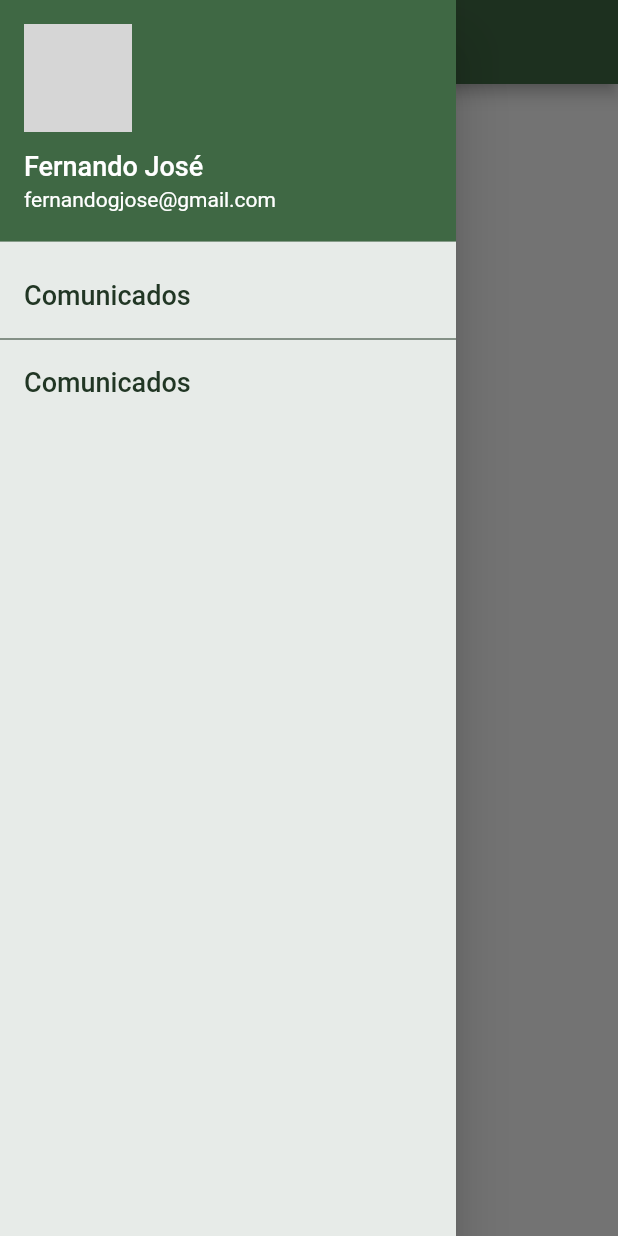
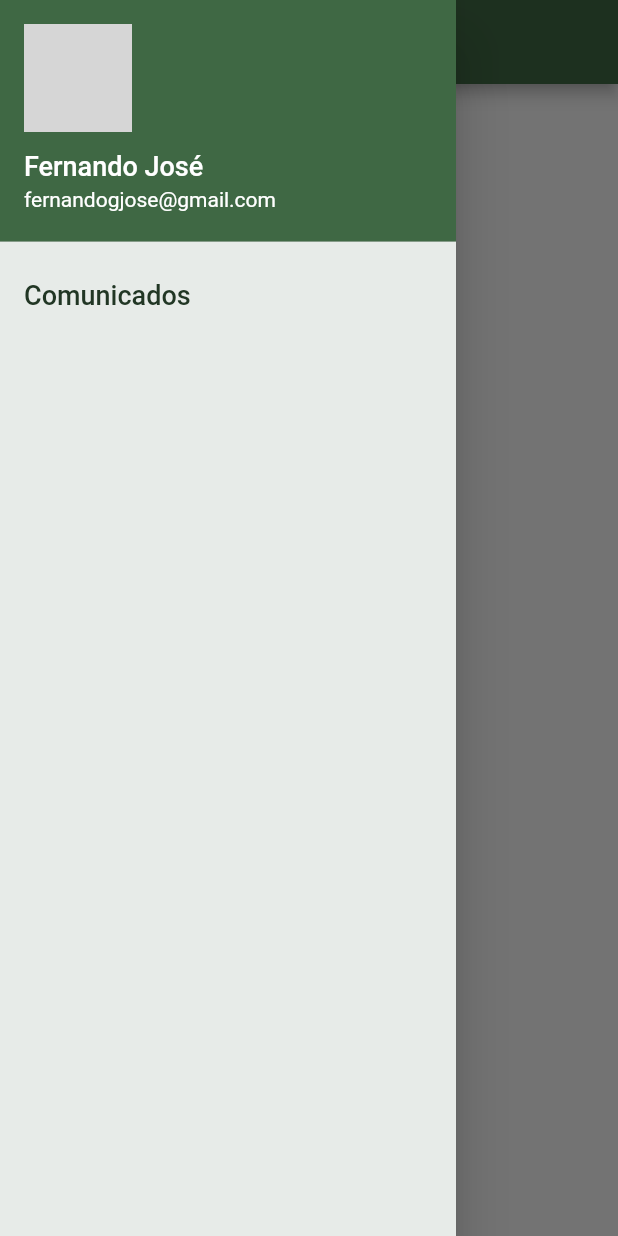
Before and after one commit to fernandogjose/App.EcoAprender.Flutter, a Flutter app: the screen it shows after launch, with the side drawer open, on a phone screen of 412 x 824 dp. Run offline on Flutter 3.47's test engine with Material 2 defaults, Android fonts, the phone set to English and light mode, and no system bars; our stand-ins replace dio; accounts and stored records are empty; network calls fail; grey boxes are pictures that could not be loaded.

```diff
--- a/lib/themes/themeEscola.dart
+++ b/lib/themes/themeEscola.dart
@@ -8,4 +8,16 @@ class ThemeEscola {
   static const Color corPrimaria = Color.fromRGBO(63, 104, 68, 1);
   static const Color corPrimariaClaro = Color.fromRGBO(63, 104, 68, 0.5);
   static const Color corPrimariaClaro2 = Color.fromRGBO(63, 104, 68, 0.1);
+
+  static const double tituloFontSize = 20;
+  static const FontWeight tituloFontWeight = FontWeight.bold;
+  static const Color tituloFontColor = corPrimariaEscuro;
+
+  static const double tituloPequenoFontSize = 15;
+  static const FontWeight tituloPequenoFontWeight = FontWeight.normal;
+  static const Color tituloPequenoFontColor = corPrimariaClaro;
+
+  static const double padraoFontSize = 18;
+  static const FontWeight padraoFontWeight = FontWeight.normal;
+  static const Color padraoFontColor = corPrimaria;
 }
--- a/lib/views/shared/widgets/menu-lateral.widget.dart
+++ b/lib/views/shared/widgets/menu-lateral.widget.dart
@@ -37,33 +37,33 @@ class MenuLateral extends StatelessWidget {
               ),
             ),
             onTap: () {
-              Navigator.of(context).pop();
+              // Navigator.of(context).pop();
               Navigator.push(
                   context,
                   new MaterialPageRoute(
                       builder: (BuildContext context) => new ComunicadoPage()));
             },
           ),
-          new Divider(
-            color: ThemeEscola.corPrimariaEscuro,
-            height: 2.0,
-          ),
-          new ListTile(
-            title: new Text(
-              'Comunicados',
-              style: TextStyle(
-                color: ThemeEscola.corPrimariaEscuro,
-                fontSize: 18,
-              ),
-            ),
-            onTap: () {
-              Navigator.of(context).pop();
-              Navigator.push(
-                  context,
-                  new MaterialPageRoute(
-                      builder: (BuildContext context) => new ComunicadoPage()));
-            },
-          ),
+          // new Divider(
+          //   color: ThemeEscola.corPrimariaEscuro,
+          //   height: 2.0,
+          // ),
+          // new ListTile(
+          //   title: new Text(
+          //     'Comunicados',
+          //     style: TextStyle(
+          //       color: ThemeEscola.corPrimariaEscuro,
+          //       fontSize: 18,
+          //     ),
+          //   ),
+          //   onTap: () {
+          //     Navigator.of(context).pop();
+          //     Navigator.push(
+          //         context,
+          //         new MaterialPageRoute(
+          //             builder: (BuildContext context) => new ComunicadoPage()));
+          //   },
+          // ),
         ],
       ),
     );
```
Also changed, not shown: lib/views/shared/pages/comunicado.detalhe.page.dart (added, +65 -0 lines), lib/views/shared/widgets/comunicado-lista.widget.dart (+14 -0 lines).
